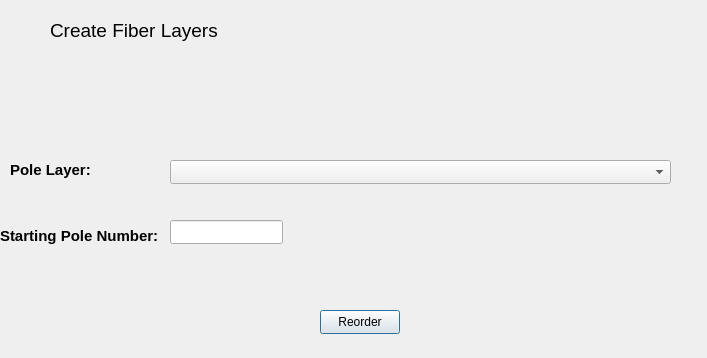
Xerxsea/QgisFiberLayers, file fiber_layer_poles_base.ui: the form before one commit.
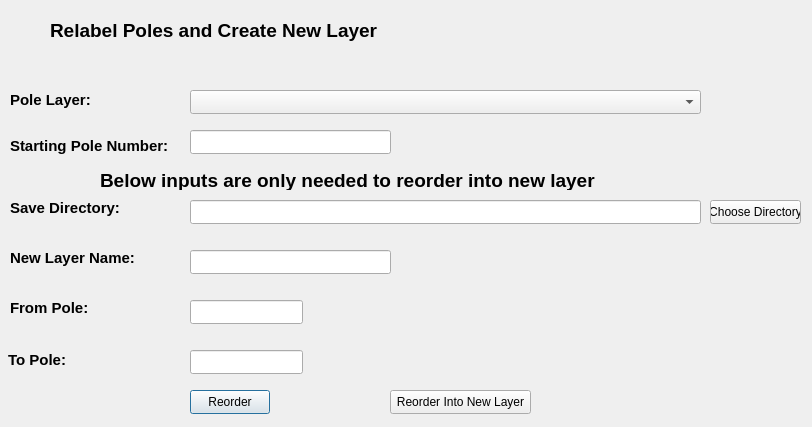
The form after the commit.

Commit message: Reorder into new layer

```diff
--- a/fiber_layer_poles_base.ui
+++ b/fiber_layer_poles_base.ui
@@ -6,8 +6,8 @@
    <rect>
     <x>0</x>
     <y>0</y>
-    <width>707</width>
-    <height>358</height>
+    <width>812</width>
+    <height>427</height>
    </rect>
   </property>
   <property name="windowTitle">
@@ -16,8 +16,8 @@
   <widget class="QPushButton" name="reorderButton">
    <property name="geometry">
     <rect>
-     <x>320</x>
-     <y>310</y>
+     <x>190</x>
+     <y>390</y>
      <width>80</width>
      <height>24</height>
     </rect>
@@ -31,25 +31,26 @@
     <rect>
      <x>50</x>
      <y>10</y>
-     <width>171</width>
+     <width>391</width>
      <height>41</height>
     </rect>
    </property>
    <property name="font">
     <font>
-     <family>Yu Gothic UI</family>
+     <family>Segoe UI</family>
      <pointsize>14</pointsize>
+     <bold>true</bold>
     </font>
    </property>
    <property name="text">
-    <string>Create Fiber Layers</string>
+    <string>Relabel Poles and Create New Layer</string>
    </property>
   </widget>
   <widget class="QLabel" name="label_2">
    <property name="geometry">
     <rect>
      <x>10</x>
-     <y>160</y>
+     <y>90</y>
      <width>101</width>
      <height>20</height>
     </rect>
@@ -67,9 +68,9 @@
   <widget class="QComboBox" name="layerComboBox">
    <property name="geometry">
     <rect>
-     <x>170</x>
-     <y>160</y>
-     <width>501</width>
+     <x>190</x>
+     <y>90</y>
+     <width>511</width>
      <height>24</height>
     </rect>
    </property>
@@ -77,9 +78,9 @@
   <widget class="QLineEdit" name="startPole">
    <property name="geometry">
     <rect>
-     <x>170</x>
-     <y>220</y>
-     <width>113</width>
+     <x>190</x>
+     <y>130</y>
+     <width>201</width>
      <height>24</height>
     </rect>
    </property>
@@ -87,8 +88,8 @@
   <widget class="QLabel" name="label_3">
    <property name="geometry">
     <rect>
-     <x>0</x>
-     <y>220</y>
+     <x>10</x>
+     <y>130</y>
      <width>171</width>
      <height>31</height>
     </rect>
@@ -103,6 +104,167 @@
     <string>Starting Pole Number:</string>
    </property>
   </widget>
+  <widget class="QLabel" name="label_4">
+   <property name="geometry">
+    <rect>
+     <x>10</x>
+     <y>200</y>
+     <width>141</width>
+     <height>16</height>
+    </rect>
+   </property>
+   <property name="font">
+    <font>
+     <pointsize>11</pointsize>
+     <bold>true</bold>
+    </font>
+   </property>
+   <property name="text">
+    <string>Save Directory:</string>
+   </property>
+  </widget>
+  <widget class="QLabel" name="label_5">
+   <property name="geometry">
+    <rect>
+     <x>10</x>
+     <y>250</y>
+     <width>131</width>
+     <height>16</height>
+    </rect>
+   </property>
+   <property name="font">
+    <font>
+     <pointsize>11</pointsize>
+     <bold>true</bold>
+    </font>
+   </property>
+   <property name="text">
+    <string>New Layer Name:</string>
+   </property>
+  </widget>
+  <widget class="QLineEdit" name="layerName">
+   <property name="geometry">
+    <rect>
+     <x>190</x>
+     <y>250</y>
+     <width>201</width>
+     <height>24</height>
+    </rect>
+   </property>
+  </widget>
+  <widget class="QLineEdit" name="saveDirectoryInput">
+   <property name="geometry">
+    <rect>
+     <x>190</x>
+     <y>200</y>
+     <width>511</width>
+     <height>24</height>
+    </rect>
+   </property>
+  </widget>
+  <widget class="QPushButton" name="directoryButton">
+   <property name="geometry">
+    <rect>
+     <x>710</x>
+     <y>200</y>
+     <width>91</width>
+     <height>24</height>
+    </rect>
+   </property>
+   <property name="text">
+    <string>Choose Directory</string>
+   </property>
+  </widget>
+  <widget class="QPushButton" name="reorderIntoNewLayerButton">
+   <property name="geometry">
+    <rect>
+     <x>390</x>
+     <y>390</y>
+     <width>141</width>
+     <height>24</height>
+    </rect>
+   </property>
+   <property name="text">
+    <string>Reorder Into New Layer</string>
+   </property>
+  </widget>
+  <widget class="QLabel" name="label_6">
+   <property name="geometry">
+    <rect>
+     <x>10</x>
+     <y>300</y>
+     <width>91</width>
+     <height>16</height>
+    </rect>
+   </property>
+   <property name="font">
+    <font>
+     <pointsize>11</pointsize>
+     <bold>true</bold>
+    </font>
+   </property>
+   <property name="text">
+    <string>From Pole:</string>
+   </property>
+  </widget>
+  <widget class="QLabel" name="label_7">
+   <property name="geometry">
+    <rect>
+     <x>8</x>
+     <y>350</y>
+     <width>61</width>
+     <height>20</height>
+    </rect>
+   </property>
+   <property name="font">
+    <font>
+     <pointsize>11</pointsize>
+     <bold>true</bold>
+    </font>
+   </property>
+   <property name="text">
+    <string>To Pole:</string>
+   </property>
+  </widget>
+  <widget class="QLineEdit" name="fromPole">
+   <property name="geometry">
+    <rect>
+     <x>190</x>
+     <y>300</y>
+     <width>113</width>
+     <height>24</height>
+    </rect>
+   </property>
+  </widget>
+  <widget class="QLineEdit" name="toPole">
+   <property name="geometry">
+    <rect>
+     <x>190</x>
+     <y>350</y>
+     <width>113</width>
+     <height>24</height>
+    </rect>
+   </property>
+  </widget>
+  <widget class="QLabel" name="label_8">
+   <property name="geometry">
+    <rect>
+     <x>100</x>
+     <y>170</y>
+     <width>521</width>
+     <height>20</height>
+    </rect>
+   </property>
+   <property name="font">
+    <font>
+     <pointsize>14</pointsize>
+     <bold>true</bold>
+    </font>
+   </property>
+   <property name="text">
+    <string>Below inputs are only needed to reorder into new layer</string>
+   </property>
+  </widget>
  </widget>
  <resources/>
  <connections/>
```
The commit also changes 2 other files.
